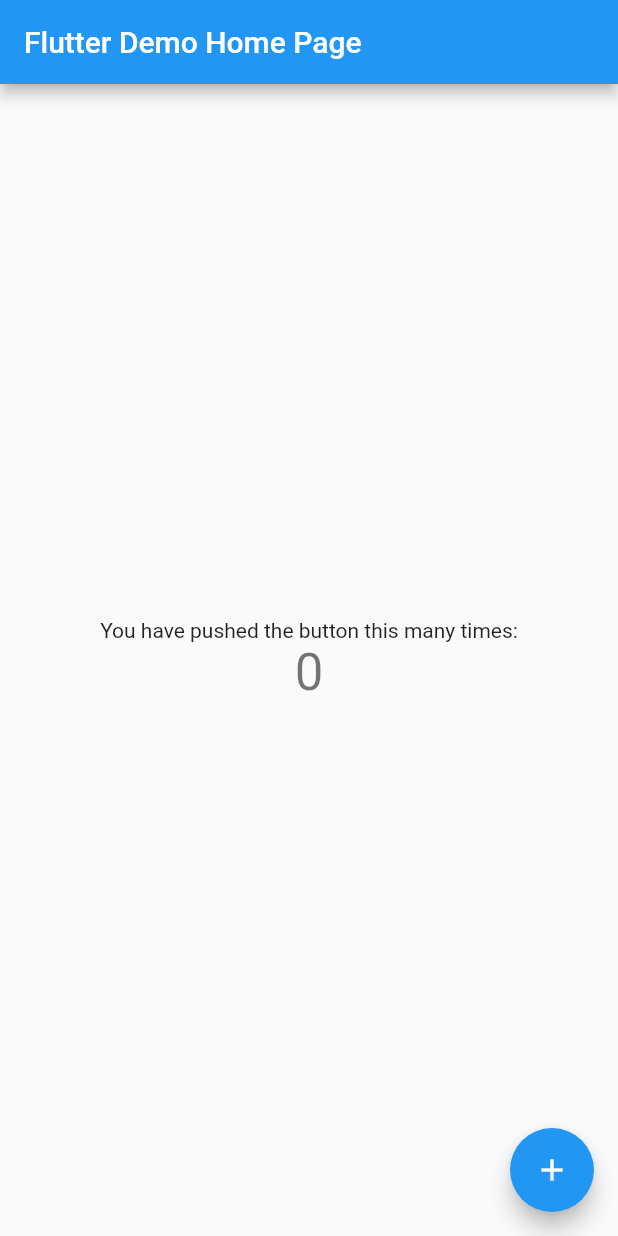
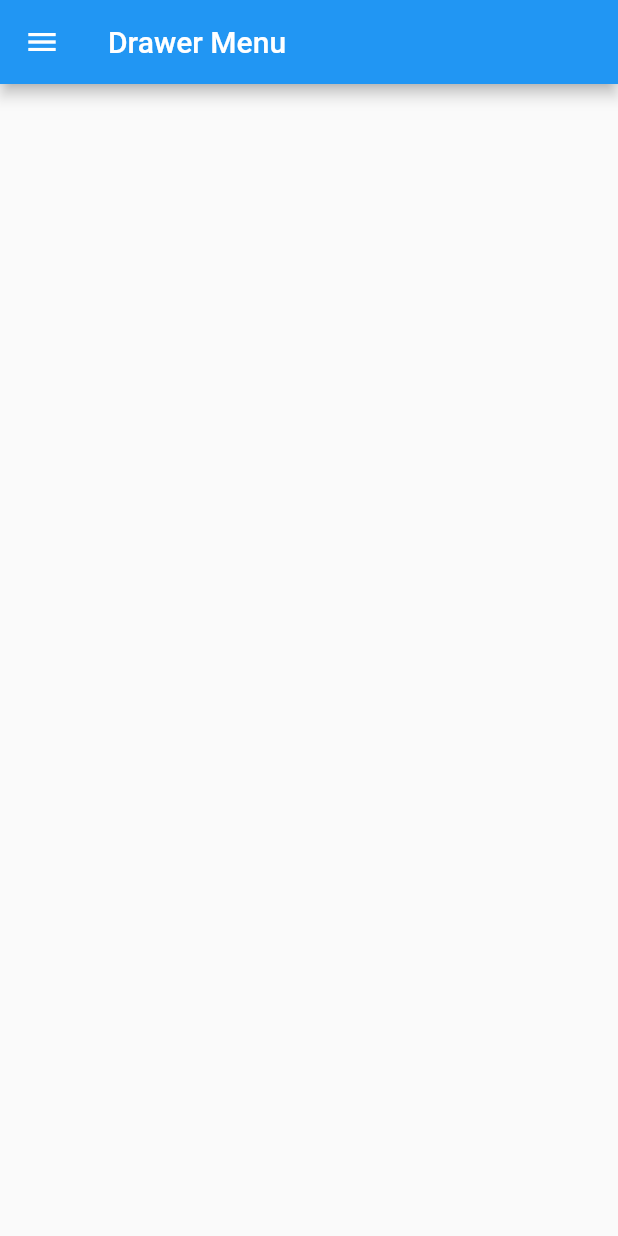
Before and after one commit to Chucklagos/worship_planning_mobile_app, a Flutter app: the screen it shows after launch, on a phone screen of 412 x 824 dp. Run offline on Flutter 3.47's test engine with Material 2 defaults, Android fonts, the phone set to English and light mode, and no system bars.

Commit message:
drawer menu

```diff
--- a/lib/main.dart
+++ b/lib/main.dart
@@ -1,113 +1,23 @@
 import 'package:flutter/material.dart';
+import 'package:worship_planning_mobile_app/src/drawer.dart';
 
-void main() {
-  runApp(MyApp());
-}
+
+
+void main() => runApp(MyApp());
+
+
 
 class MyApp extends StatelessWidget {
-  // This widget is the root of your application.
   @override
   Widget build(BuildContext context) {
     return MaterialApp(
-      title: 'Flutter Demo',
+      title: 'Drawer Menu',
       theme: ThemeData(
-        // This is the theme of your application.
-        //
-        // Try running your application with "flutter run". You'll see the
-        // application has a blue toolbar. Then, without quitting the app, try
-        // changing the primarySwatch below to Colors.green and then invoke
-        // "hot reload" (press "r" in the console where you ran "flutter run",
-        // or simply save your changes to "hot reload" in a Flutter IDE).
-        // Notice that the counter didn't reset back to zero; the application
-        // is not restarted.
         primarySwatch: Colors.blue,
       ),
-      home: MyHomePage(title: 'Flutter Demo Home Page'),
+
+      home: DrawerMenu(),
     );
+
   }
 }
-
-class MyHomePage extends StatefulWidget {
-  MyHomePage({Key? key, required this.title}) : super(key: key);
-
-  // This widget is the home page of your application. It is stateful, meaning
-  // that it has a State object (defined below) that contains fields that affect
-  // how it looks.
-
-  // This class is the configuration for the state. It holds the values (in this
-  // case the title) provided by the parent (in this case the App widget) and
-  // used by the build method of the State. Fields in a Widget subclass are
-  // always marked "final".
-
-  final String title;
-
-  @override
-  _MyHomePageState createState() => _MyHomePageState();
-}
-
-class _MyHomePageState extends State<MyHomePage> {
-  int _counter = 0;
-
-  void _incrementCounter() {
-    setState(() {
-      // This call to setState tells the Flutter framework that something has
-      // changed in this State, which causes it to rerun the build method below
-      // so that the display can reflect the updated values. If we changed
-      // _counter without calling setState(), then the build method would not be
-      // called again, and so nothing would appear to happen.
-      _counter++;
-    });
-  }
-
-  @override
-  Widget build(BuildContext context) {
-    // This method is rerun every time setState is called, for instance as done
-    // by the _incrementCounter method above.
-    //
-    // The Flutter framework has been optimized to make rerunning build methods
-    // fast, so that you can just rebuild anything that needs updating rather
-    // than having to individually change instances of widgets.
-    return Scaffold(
-      appBar: AppBar(
-        // Here we take the value from the MyHomePage object that was created by
-        // the App.build method, and use it to set our appbar title.
-        title: Text(widget.title),
-      ),
-      body: Center(
-        // Center is a layout widget. It takes a single child and positions it
-        // in the middle of the parent.
-        child: Column(
-          // Column is also a layout widget. It takes a list of children and
-          // arranges them vertically. By default, it sizes itself to fit its
-          // children horizontally, and tries to be as tall as its parent.
-          //
-          // Invoke "debug painting" (press "p" in the console, choose the
-          // "Toggle Debug Paint" action from the Flutter Inspector in Android
-          // Studio, or the "Toggle Debug Paint" command in Visual Studio Code)
-          // to see the wireframe for each widget.
-          //
-          // Column has various properties to control how it sizes itself and
-          // how it positions its children. Here we use mainAxisAlignment to
-          // center the children vertically; the main axis here is the vertical
-          // axis because Columns are vertical (the cross axis would be
-          // horizontal).
-          mainAxisAlignment: MainAxisAlignment.center,
-          children: <Widget>[
-            Text(
-              'You have pushed the button this many times:',
-            ),
-            Text(
-              '$_counter',
-              style: Theme.of(context).textTheme.headline4,
-            ),
-          ],
-        ),
-      ),
-      floatingActionButton: FloatingActionButton(
-        onPressed: _incrementCounter,
-        tooltip: 'Increment',
-        child: Icon(Icons.add),
-      ), // This trailing comma makes auto-formatting nicer for build methods.
-    );
-  }
-}
--- /dev/null
+++ b/lib/src/drawer.dart
@@ -0,0 +1,104 @@
+import 'package:flutter/material.dart';
+
+
+
+
+class DrawerMenu extends StatelessWidget {
+  @override
+  Widget build(BuildContext context) {
+    return Scaffold(
+      appBar: AppBar(
+        title: Text('Drawer Menu')
+      ),
+
+      drawer: Drawer(
+        child: ListView(
+          padding: EdgeInsets.all(0.0),
+          children: <Widget>[
+              UserAccountsDrawerHeader(
+                accountName: Text('Roberto Aleydon'),
+                accountEmail: Text('aleydon@gmail.com'),
+                 currentAccountPicture: CircleAvatar(
+                      backgroundImage: ExactAssetImage('assets/aleydon.jpg'),
+                  ),
+
+                otherAccountsPictures: <Widget>[
+                  CircleAvatar(
+                    child: Text('A'),
+                    backgroundColor: Colors.white60,
+                    ),
+                    CircleAvatar(
+                        child: Text('R'),
+                    ),
+                  ],
+
+                onDetailsPressed: (){},
+
+
+                decoration: BoxDecoration(
+                image: DecorationImage(
+                  image: AssetImage("assets/fundo.jpg"),
+                     fit: BoxFit.cover)
+              ),),
+
+             ListTile(
+                title: Text('Profile'),
+                leading: Icon(Icons.person),
+                onLongPress: (){},
+                ),
+
+
+              Divider(),
+
+
+              ListTile(
+                title: Text('New Group'),
+                leading: Icon(Icons.group_add),
+                ),
+
+              ListTile(
+                title: Text('New Chat'),
+                leading: Icon(Icons.chat),
+                onLongPress: (){},
+                ),
+
+
+              ListTile(
+                title: Text('Calls'),
+                leading: Icon(Icons.call),
+                onLongPress: (){},
+                ),
+
+
+              Divider(),
+
+
+              ListTile(
+                title: Text('Settings'),
+                leading: Icon(Icons.settings),
+                onLongPress: (){},
+                ),
+
+              Divider(),
+
+              ListTile(
+                title: Text('Support'),
+                leading: Icon(Icons.report_problem),
+                onLongPress: (){},
+                ),
+
+
+              ListTile(
+                title: Text('Close'),
+                leading: Icon(Icons.close),
+                onTap: (){
+                  Navigator.of(context).pop();}
+                ),
+          ]
+        ),
+      ),
+    );
+
+  }
+
+}
```
